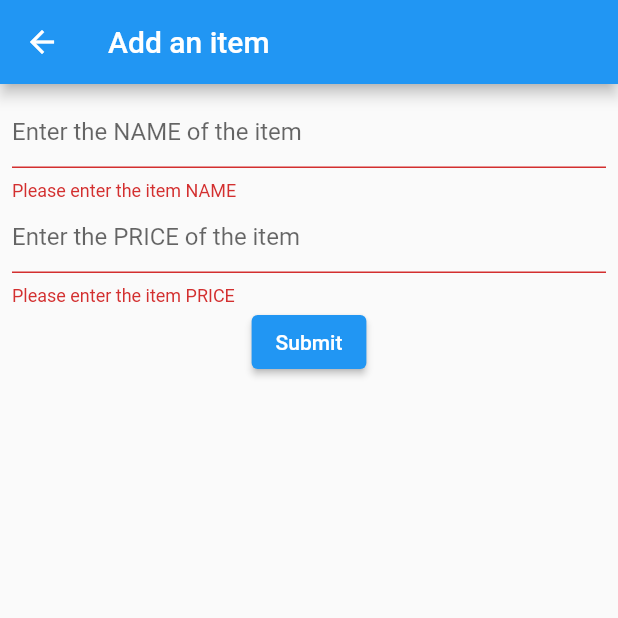
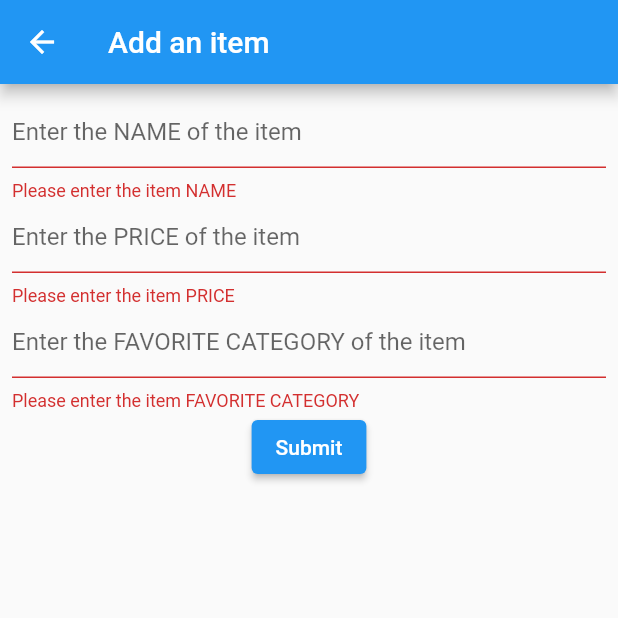
Before and after one commit to miguel1man/flutter-productos-favoritos, a Flutter app: the AddItem screen opened directly, after a tap on "Submit", on a phone screen of 412 x 824 dp, the top half of it. Run offline on Flutter 3.47's test engine with Material 2 defaults, Android fonts, the phone set to English and light mode, and no system bars; our stand-ins replace cloud_firestore, firebase_auth, firebase_core, firebase_crashlytics, google_sign_in; accounts and stored records are empty.

Commit message:
add 10 products and favorite tag

```diff
--- a/lib/add_item.dart
+++ b/lib/add_item.dart
@@ -11,6 +11,7 @@ class AddItem extends StatefulWidget {
 class _AddItemState extends State<AddItem> {
   TextEditingController _controllerName=TextEditingController();
   TextEditingController _controllerQuantity=TextEditingController();
+  TextEditingController _controllerFavorite=TextEditingController();
 
   GlobalKey<FormState> key=GlobalKey();
 
@@ -58,9 +59,21 @@ class _AddItemState extends State<AddItem> {
               ),
 
 
+              TextFormField(
+                controller: _controllerFavorite,
+                decoration: InputDecoration(
+                    hintText: 'Enter the FAVORITE CATEGORY of the item'
+                ),
+                validator: (String? value){
 
+                  if(value==null || value.isEmpty)
+                  {
+                    return 'Please enter the item FAVORITE CATEGORY';
+                  }
 
-
+                  return null;
+                },
+              ),
 
 
               ElevatedButton(onPressed: () async{
@@ -69,24 +82,19 @@ class _AddItemState extends State<AddItem> {
                   {
                       String itemName=_controllerName.text;
                       String itemQuantity=_controllerQuantity.text;
+                      String itemFavorite=_controllerFavorite.text;
 
                       //Create a Map of data
                       Map<String,String> dataToSend={
                         'name':itemName,
-                        'quantity':itemQuantity
+                        'quantity':itemQuantity,
+                        'favorite':itemFavorite
                       };
 
                       //Add a new item
                       _reference.add(dataToSend);
                   }
               }, child: Text('Submit'))
-
-
-
-
-
-
-
 
             ],
           ),
```
Also changed, not shown: 1 other file.
